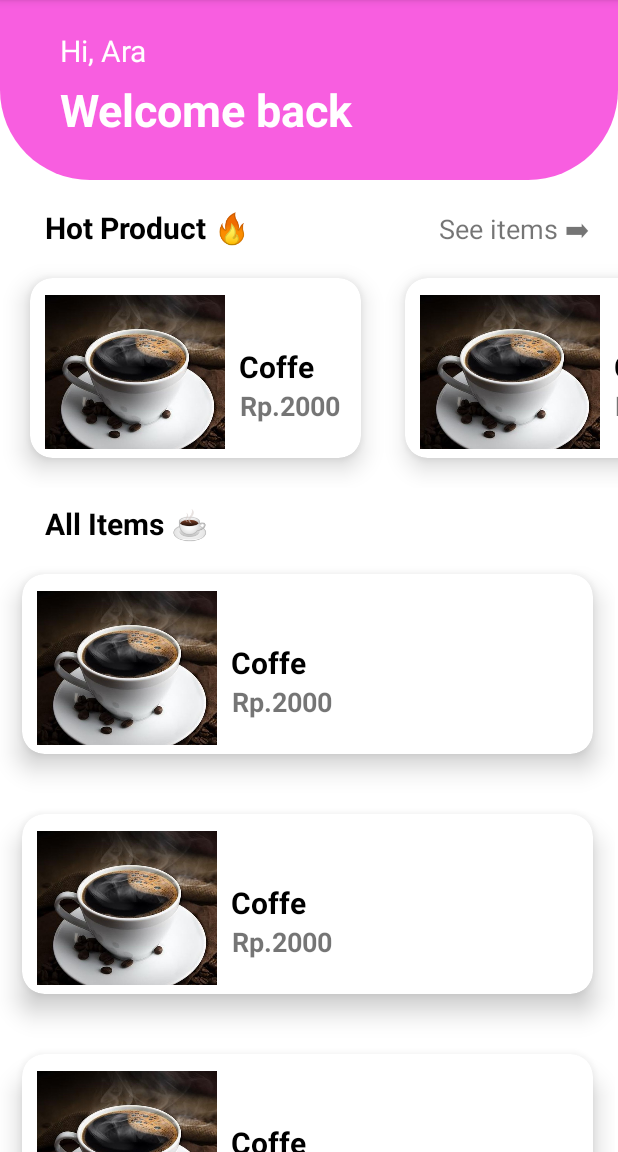
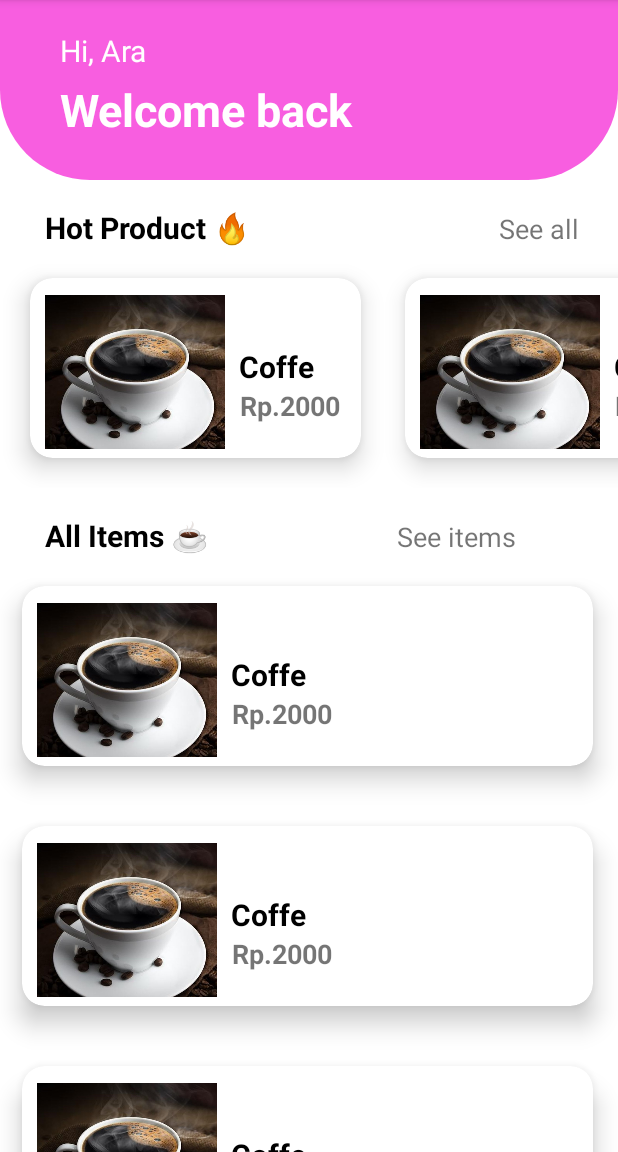
Before and after one commit to AzhahraRisky/belajar, an Android app: the screen it shows after launch (MainActivity), on a phone screen of 412 x 824 dp, the part 84-1236 px from its top. Run offline under Robolectric (Android 15) with nearby library versions, the phone set to English and light mode, and no system bars.

Commit message:
revisi tugas pertemuan 1

```diff
--- a/app/src/main/res/layout/activity_main.xml
+++ b/app/src/main/res/layout/activity_main.xml
@@ -39,7 +39,7 @@
     </RelativeLayout>
     <LinearLayout
         android:id="@+id/layout1"
-        android:layout_width="wrap_content"
+        android:layout_width="match_parent"
         android:layout_height="wrap_content"
         android:layout_below="@+id/header"
         android:layout_marginTop="18dp">
@@ -58,8 +58,8 @@
             android:id="@+id/tv_see"
             android:layout_width="wrap_content"
             android:layout_height="wrap_content"
-            android:layout_marginLeft="125dp"
-            android:text="See items ➡"
+            android:layout_marginLeft="165dp"
+            android:text="See all"
             android:textSize="18dp"/>
 
     </LinearLayout>
@@ -222,25 +222,40 @@
         </LinearLayout>
     </HorizontalScrollView>
 
+    <LinearLayout
+        android:id="@+id/layout3"
+        android:layout_width="wrap_content"
+        android:layout_height="wrap_content"
+        android:layout_below="@+id/layout2"
+        android:layout_marginTop="18dp">
+
         <TextView
             android:id="@+id/tv_all"
             android:layout_width="wrap_content"
             android:layout_height="wrap_content"
-        android:layout_below="@id/layout2"
             android:text="All Items ☕"
             android:layout_marginLeft="30dp"
-        android:layout_marginTop="10dp"
             android:textColor="@color/black"
             android:textSize="20dp"
             android:textStyle="bold"/>
 
-    <ScrollView
+        <TextView
+            android:id="@+id/tv_see2"
             android:layout_width="wrap_content"
             android:layout_height="wrap_content"
-        android:layout_below="@id/tv_all">
+            android:layout_marginLeft="125dp"
+            android:text="See items "
+            android:textSize="18dp"/>
+
+    </LinearLayout>
+
+    <ScrollView
+        android:layout_width="match_parent"
+        android:layout_height="match_parent"
+        android:layout_below="@id/layout3">
 
         <LinearLayout
-            android:layout_width="wrap_content"
+            android:layout_width="match_parent"
             android:layout_height="wrap_content"
             android:orientation="vertical">
 
--- a/app/src/main/res/layout/detail_items.xml
+++ b/app/src/main/res/layout/detail_items.xml
@@ -7,18 +7,20 @@
     <RelativeLayout
         android:layout_width="match_parent"
         android:layout_height="match_parent">
+
         <ImageView
             android:id="@+id/coffe1"
             android:layout_width="390dp"
             android:layout_height="400dp"
             android:layout_marginLeft="10dp"
             android:layout_marginTop="5dp"
-        android:src="@drawable/coffe"/>
+            android:src="@drawable/coffe" />
 
         <TextView
             android:id="@+id/name"
             android:layout_width="wrap_content"
             android:layout_height="wrap_content"
+            android:layout_marginTop="20dp"
             android:layout_centerInParent="true"
             android:text="Coffe"
             android:textColor="@color/black"
@@ -28,7 +30,7 @@
         <TextView
             android:layout_width="wrap_content"
             android:layout_height="wrap_content"
-            android:layout_marginTop="5dp"
+            android:layout_marginTop="20dp"
             android:layout_below="@id/name"
             android:layout_centerInParent="true"
             android:text="Rp. 2000"
```
Also changed, not shown: app/src/main/res/layout/all_items.xml (+4 -4 lines). Lines whose indentation alone changed are shown as unchanged.
